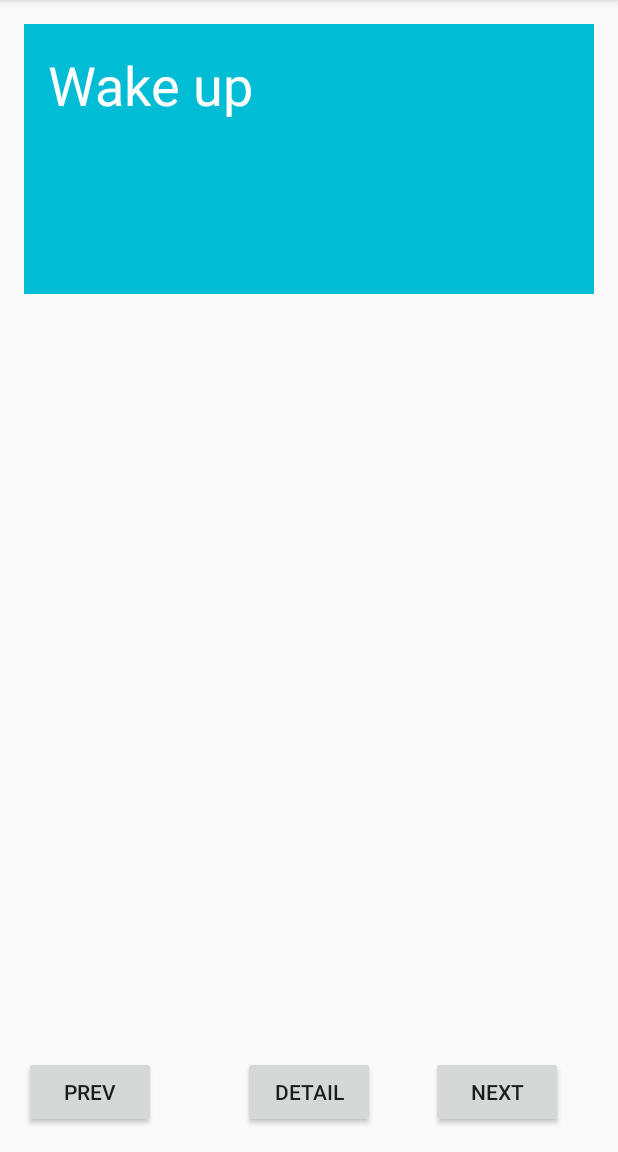
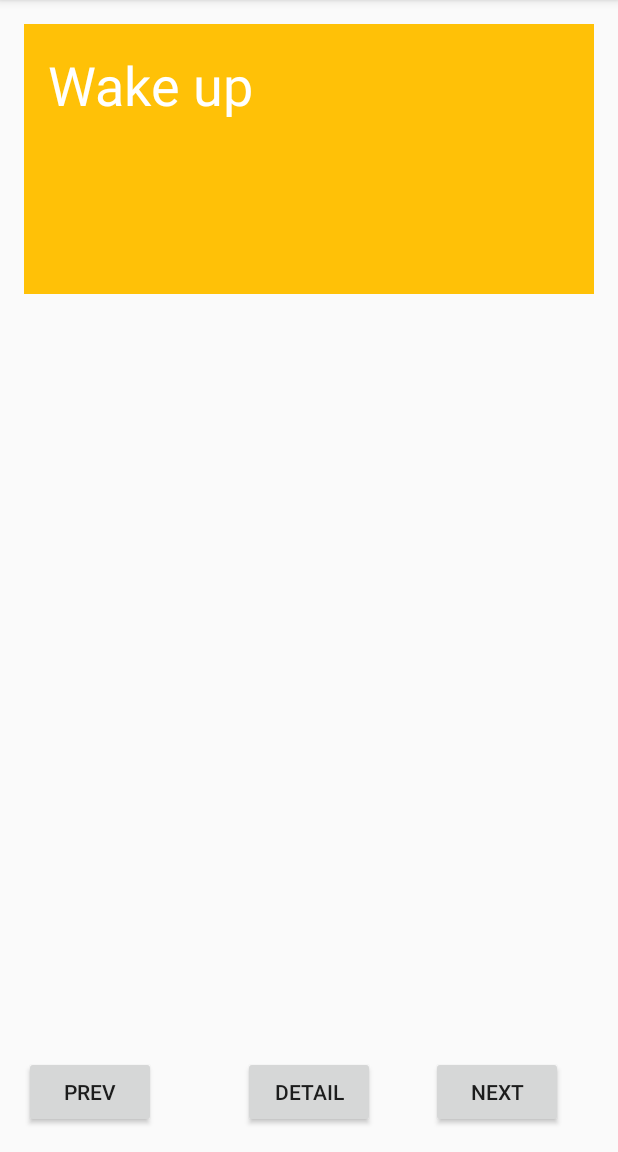
Before and after one commit to SwikritiPokhrel/Todo, an Android app: the screen it shows after launch (TodoActivity), on a phone screen of 412 x 824 dp, the part 84-1236 px from its top. Run offline under Robolectric (Android 15) with nearby library versions, the phone set to English and light mode, and no system bars.

Commit message:
Initial commit

```diff
--- a/app/src/main/res/values/colors.xml
+++ b/app/src/main/res/values/colors.xml
@@ -5,5 +5,5 @@
     <color name="colorAccent">#D81B60</color>
 
     <color name="colorSuccess">#fff</color>
-    <color name="backgroundSuccess">#00BCD4</color>
+    <color name="backgroundSuccess">#FFC107</color>
 </resources>
```
